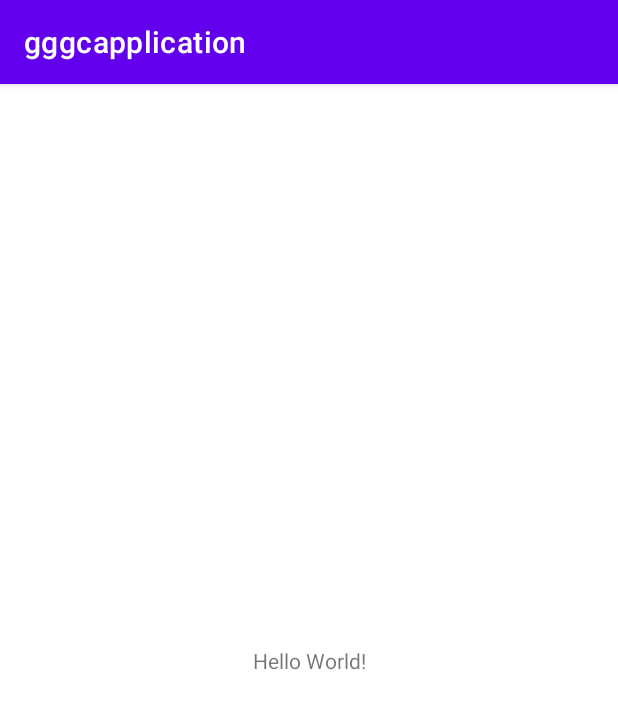
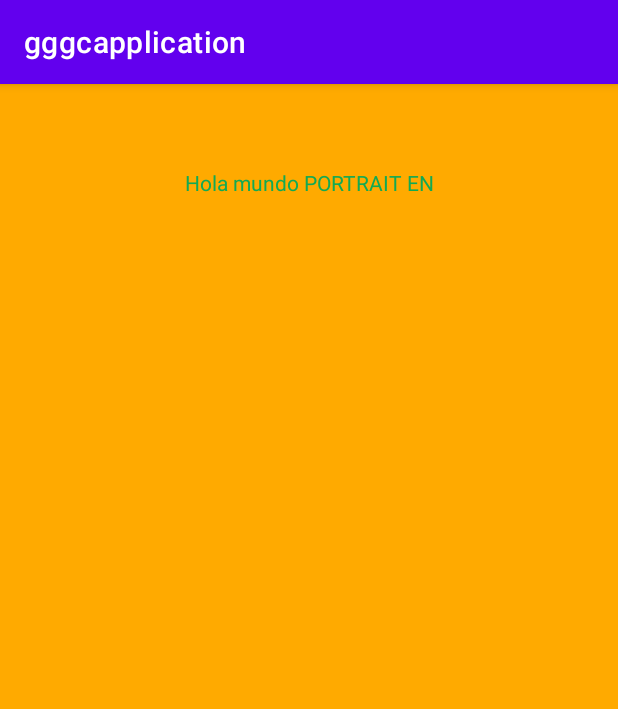
Before and after one commit to 2022B-Software-Computacion/garcia-castaneda-gandhy-gabriel-ms, an Android app: the screen it shows after launch (MainActivity), on a phone screen of 412 x 824 dp. Shown: the top 709 px of the screen. Run offline under Robolectric (Android 15) with nearby library versions, the phone set to English and light mode, and no system bars.

Commit message:
Trabajo en clase Qualifiers

```diff
--- a/01-android/app/src/main/res/layout/activity_main.xml
+++ b/01-android/app/src/main/res/layout/activity_main.xml
@@ -4,13 +4,15 @@
     xmlns:tools="http://schemas.android.com/tools"
     android:layout_width="match_parent"
     android:layout_height="match_parent"
+    android:background="@color/color_bg"
     tools:context=".MainActivity">
 
     <TextView
         android:layout_width="wrap_content"
         android:layout_height="wrap_content"
-        android:text="Hello World!"
-        app:layout_constraintBottom_toBottomOf="parent"
+        android:layout_marginTop="56dp"
+        android:text="@string/hola_mundo"
+        android:textColor="@color/color_texto"
         app:layout_constraintEnd_toEndOf="parent"
         app:layout_constraintStart_toStartOf="parent"
         app:layout_constraintTop_toTopOf="parent" />
--- /dev/null
+++ b/01-android/app/src/main/res/values-en-land/strings.xml
@@ -0,0 +1,6 @@
+<?xml version="1.0" encoding="utf-8"?>
+<resources>
+    <string name="hola_mundo">Hola mundo LANSCAPE EN</string>
+    <color name="color_texto">#AA22FF</color>
+    <color name="color_bg">#0011CC</color>
+</resources>
--- /dev/null
+++ b/01-android/app/src/main/res/values-en-port/strings.xml
@@ -0,0 +1,6 @@
+<?xml version="1.0" encoding="utf-8"?>
+<resources>
+    <string name="hola_mundo">Hola mundo PORTRAIT EN</string>
+    <color name="color_texto">#11AA54</color>
+    <color name="color_bg">#FFAA00</color>
+</resources>
--- /dev/null
+++ b/01-android/app/src/main/res/values-es-land/strings.xml
@@ -0,0 +1,6 @@
+<?xml version="1.0" encoding="utf-8"?>
+<resources>
+    <string name="hola_mundo">Hola mundo LANSCAPE ES</string>
+    <color name="color_texto">#FF0000</color>
+    <color name="color_bg">#000000</color>
+</resources>
--- /dev/null
+++ b/01-android/app/src/main/res/values-es-port/strings.xml
@@ -0,0 +1,6 @@
+<?xml version="1.0" encoding="utf-8"?>
+<resources>
+    <string name="hola_mundo">Hola mundo PORTRAIT ES</string>
+    <color name="color_texto">#AA1111</color>
+    <color name="color_bg">#28AA22</color>
+</resources>
--- /dev/null
+++ b/01-android/app/src/main/res/values-port/strings.xml
@@ -0,0 +1,6 @@
+<?xml version="1.0" encoding="utf-8"?>
+<resources>
+    <string name="hola_mundo">Hola mundo Portrait</string>
+    <color name="color_texto">#000000</color>
+    <color name="color_bg">#000000</color>
+</resources>
--- a/01-android/app/src/main/res/values/colors.xml
+++ b/01-android/app/src/main/res/values/colors.xml
@@ -7,4 +7,6 @@
     <color name="teal_700">#FF018786</color>
     <color name="black">#FF000000</color>
     <color name="white">#FFFFFFFF</color>
+    <color name="color_texto"></color>
+    <color name="color_bg"></color>
 </resources>
--- a/01-android/app/src/main/res/values/strings.xml
+++ b/01-android/app/src/main/res/values/strings.xml
@@ -1,3 +1,4 @@
 <resources>
     <string name="app_name">gggcapplication</string>
+    <string name="hola_mundo">Hola mundo</string>
 </resources>
```
